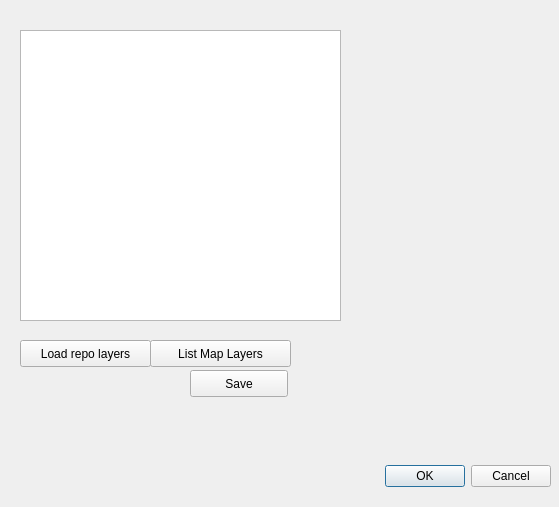
roscoeZA/GeoSync, file Ui_GeoSync.ui: the form before one commit.
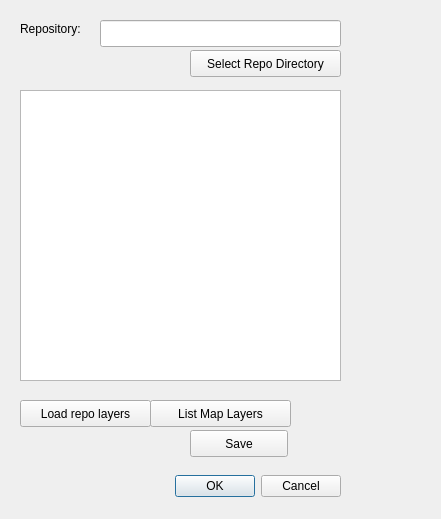
The form after the commit.

Commit message: Added directory dialog

Diff of the .ui file:
```diff
--- a/Ui_GeoSync.ui
+++ b/Ui_GeoSync.ui
@@ -6,8 +6,8 @@
    <rect>
     <x>0</x>
     <y>0</y>
-    <width>559</width>
-    <height>507</height>
+    <width>441</width>
+    <height>519</height>
    </rect>
   </property>
   <property name="windowTitle">
@@ -16,8 +16,8 @@
   <widget class="QDialogButtonBox" name="btnOK">
    <property name="geometry">
     <rect>
-     <x>210</x>
-     <y>460</y>
+     <x>0</x>
+     <y>470</y>
      <width>341</width>
      <height>32</height>
     </rect>
@@ -29,24 +29,11 @@
     <set>QDialogButtonBox::Cancel|QDialogButtonBox::Ok</set>
    </property>
   </widget>
-  <widget class="QPushButton" name="btnLoadfromRepo">
-   <property name="geometry">
-    <rect>
-     <x>20</x>
-     <y>340</y>
-     <width>131</width>
-     <height>27</height>
-    </rect>
-   </property>
-   <property name="text">
-    <string>Load repo layers</string>
-   </property>
-  </widget>
   <widget class="QPushButton" name="btnLayertoRepo">
    <property name="geometry">
     <rect>
      <x>190</x>
-     <y>370</y>
+     <y>430</y>
      <width>98</width>
      <height>27</height>
     </rect>
@@ -59,7 +46,7 @@
    <property name="geometry">
     <rect>
      <x>20</x>
-     <y>30</y>
+     <y>90</y>
      <width>321</width>
      <height>291</height>
     </rect>
@@ -72,7 +59,7 @@
    <property name="geometry">
     <rect>
      <x>150</x>
-     <y>340</y>
+     <y>400</y>
      <width>141</width>
      <height>27</height>
     </rect>
@@ -81,6 +68,55 @@
     <string>List Map Layers</string>
    </property>
   </widget>
+  <widget class="QPushButton" name="btnLoadfromRepo">
+   <property name="geometry">
+    <rect>
+     <x>20</x>
+     <y>400</y>
+     <width>131</width>
+     <height>27</height>
+    </rect>
+   </property>
+   <property name="text">
+    <string>Load repo layers</string>
+   </property>
+  </widget>
+  <widget class="QPushButton" name="btnDir">
+   <property name="geometry">
+    <rect>
+     <x>190</x>
+     <y>50</y>
+     <width>151</width>
+     <height>27</height>
+    </rect>
+   </property>
+   <property name="text">
+    <string>Select Repo Directory</string>
+   </property>
+  </widget>
+  <widget class="QLineEdit" name="txtCurrentRepo">
+   <property name="geometry">
+    <rect>
+     <x>100</x>
+     <y>20</y>
+     <width>241</width>
+     <height>27</height>
+    </rect>
+   </property>
+  </widget>
+  <widget class="QLabel" name="lblCurrentRepo">
+   <property name="geometry">
+    <rect>
+     <x>20</x>
+     <y>20</y>
+     <width>81</width>
+     <height>17</height>
+    </rect>
+   </property>
+   <property name="text">
+    <string>Repository:</string>
+   </property>
+  </widget>
  </widget>
  <resources/>
  <connections>
```
The commit also changes 5 other files.
